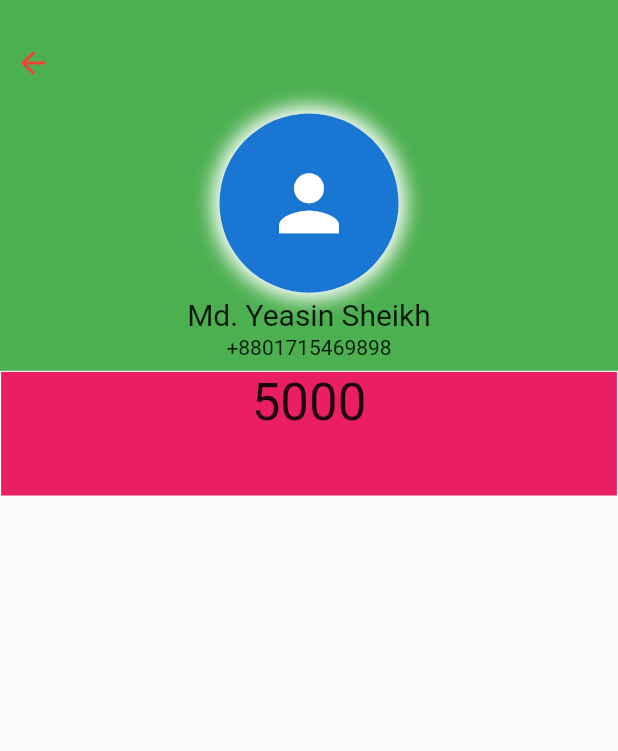
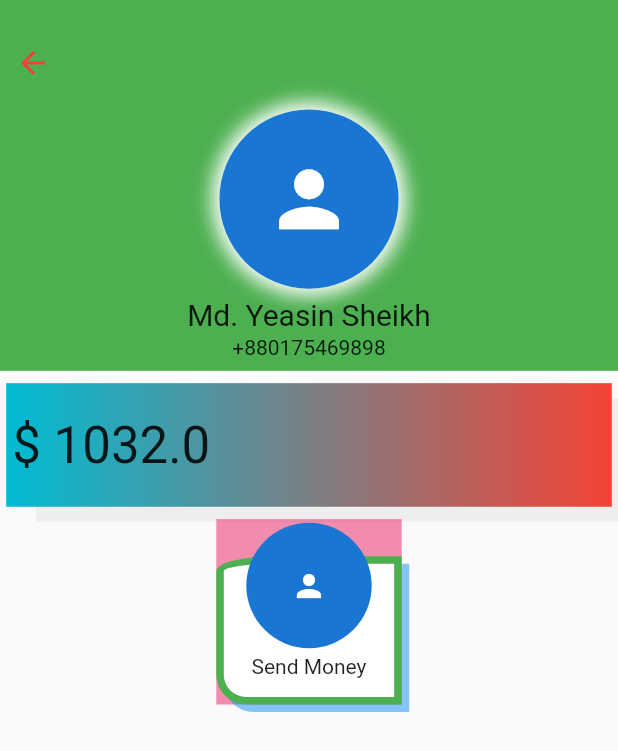
Before and after one commit to yeasin50/BasicBankSystem, a Flutter app: the screen it shows after launch, on a phone screen of 412 x 824 dp. Shown: the top 751 px of the screen. Run offline on Flutter 3.47's test engine with Material 2 defaults, Android fonts, the phone set to English and light mode, and no system bars; our stand-ins replace google_fonts.

Commit message:
profileInfoDec

```diff
--- a/lib/screens/client_profile.dart
+++ b/lib/screens/client_profile.dart
@@ -3,6 +3,7 @@ import 'dart:developer';
 import 'package:bank_app_social/configs/size.dart';
 import 'package:bank_app_social/models/client.dart';
 import 'package:bank_app_social/provider/client_provider.dart';
+import 'package:bank_app_social/widgets/card_option_item.dart';
 import 'package:bank_app_social/widgets/currentBalance.dart';
 import 'package:flutter/material.dart';
 import 'package:provider/provider.dart';
@@ -23,7 +24,7 @@ class _ClientProfileState extends State<ClientProfile> {
 
     ///`For Designing UI`
     clientData = Client(
-      name: "yeasin ",
+      name: "Md. Yeasin Sheikh",
       email: "yeasinSheikh5@gmail.com",
       phone: "+880175469898",
       address: "Manikganj Sadar, Dhaka ",
@@ -101,15 +102,17 @@ class _ClientProfileState extends State<ClientProfile> {
                           BoxShadow(
                               blurRadius: 10,
                               color: Colors.white,
-                              spreadRadius: 5)
+                              spreadRadius: 5),
                         ],
                       ),
                     ),
                     SizedBox(
-                      height: logoRadious * .055,
+                      height: logoRadious * .1,
                     ),
+
+                    ///`Name Field`
                     Text(
-                      "Md. Yeasin Sheikh",
+                      clientData.name,
                       style: TextStyle(
                           fontSize:
                               Theme.of(context).textTheme.headline6!.fontSize),
@@ -118,7 +121,7 @@ class _ClientProfileState extends State<ClientProfile> {
                       height: logoRadious * .040,
                     ),
                     Text(
-                      "+8801715469898",
+                      clientData.phone,
                       style: TextStyle(
                           fontSize:
                               Theme.of(context).textTheme.bodyText1!.fontSize),
@@ -132,8 +135,24 @@ class _ClientProfileState extends State<ClientProfile> {
       ),
 
       ///`EOF Header`
-      ///TODO:: Balance , Next some Icons
-      CurrentBalanceBar(),
+      ///DONE:: Balance ,
+      CurrentBalanceBar(clientData.balance!),
+
+      ///TODO:: send money, transactionList,// we will make build method with containter size
+      Container(
+        color: Colors.pink.withOpacity(.5),
+        width: width * .3,
+        height: width * .3,
+        child: CardItem(
+            size: width * .3,
+            text: "Send Money",
+            logo: CircleAvatar(
+              minRadius: logoRadious * .5,
+              maxRadius: logoRadious * .7,
+              // radius: logoRadious,
+              child: Icon(Icons.person),
+            )),
+      ),
     ]);
   }
 }
--- /dev/null
+++ b/lib/widgets/card_option_item.dart
@@ -0,0 +1,67 @@
+import 'package:bank_app_social/configs/size.dart';
+import 'package:flutter/material.dart';
+
+class CardItem extends StatelessWidget {
+  final String text;
+  final Widget logo;
+  final double size;
+
+  const CardItem({
+    required this.text,
+    required this.logo,
+    required this.size,
+  });
+
+  @override
+  Widget build(BuildContext context) {
+    //build logo and label for each item
+    return Stack(
+      children: [
+        Positioned(
+          bottom: 0,
+          left: 0,
+          right: 0,
+          child: Container(
+            height: size * .8,
+            padding: EdgeInsets.only(
+              bottom: size * .1,
+            ),
+            ///TODO:: modify this
+            decoration: new BoxDecoration(
+                color: Colors.white,
+                border: new Border.all(
+                    color: Colors.green, width: 5.0, style: BorderStyle.solid),
+                borderRadius: new BorderRadius.only(
+                  topLeft: new Radius.elliptical(40.0, 10.0),
+                  bottomLeft: new Radius.circular(20.0),
+                ),
+                boxShadow: [
+                  new BoxShadow(
+                    color: Colors.blue.withOpacity(.54),
+                    offset: new Offset(5.0, 5.0),
+                  )
+                ]),
+            child: Align(
+              alignment: FractionalOffset.bottomCenter,
+              child: Text(
+                text,
+                // textAlign: TextAlign.center,
+                style: TextStyle(
+                  fontSize: Theme.of(context).textTheme.bodyText2!.fontSize,
+                ),
+              ),
+            ),
+          ),
+        ),
+        Positioned(
+          top: size * .02,
+          left: 0,
+          right: 0,
+          child: Container(
+            child: logo,
+          ),
+        ),
+      ],
+    );
+  }
+}
--- a/lib/widgets/currentBalance.dart
+++ b/lib/widgets/currentBalance.dart
@@ -1,24 +1,48 @@
 import 'package:bank_app_social/configs/size.dart';
+import 'package:bank_app_social/provider/client_provider.dart';
 import 'package:flutter/material.dart';
+import 'package:provider/provider.dart';
 
 class CurrentBalanceBar extends StatelessWidget {
+  final double balance;
+  CurrentBalanceBar(this.balance);
+
+  ///TODO::: Lets color balance later , help `adobe color intel`
   @override
   Widget build(BuildContext context) {
     double heigth = SizeConfig.screenHeight! * .1;
-    return Container(
-      margin: EdgeInsets.all(heigth * .009),
-      color: Colors.pink,
+    double width = SizeConfig.screenWidth! * .01;
+    return Consumer<ClientProvider>(
+      builder: (_, data, __) => Container(
+        alignment: Alignment.centerLeft,
+        margin: EdgeInsets.symmetric(horizontal: width, vertical: heigth * .1),
+        padding: EdgeInsets.symmetric(horizontal: width, vertical: heigth * .1),
         width: double.infinity,
         height: heigth,
         decoration: BoxDecoration(
-        boxShadow: [],
+          color: Colors.purple,
+          gradient: new LinearGradient(
+              colors: [Colors.red, Colors.cyan],
+              begin: Alignment.centerRight,
+              end: Alignment.centerLeft,
+              // end: new Alignment(0.8, 0.0),
+              tileMode: TileMode.clamp),
+          boxShadow: [
+            BoxShadow(
+              color: Colors.black.withAlpha(12),
+              offset: new Offset(20.0, 10.0),
+            )
+          ],
         ),
+        child: FittedBox(
           child: Text(
-        "5000",
+            "\$ $balance",
             textAlign: TextAlign.center,
             style: TextStyle(
                 fontSize: Theme.of(context).textTheme.headline4!.fontSize),
           ),
+        ),
+      ),
     );
   }
 }
```
Lines whose indentation alone changed are shown as unchanged.
